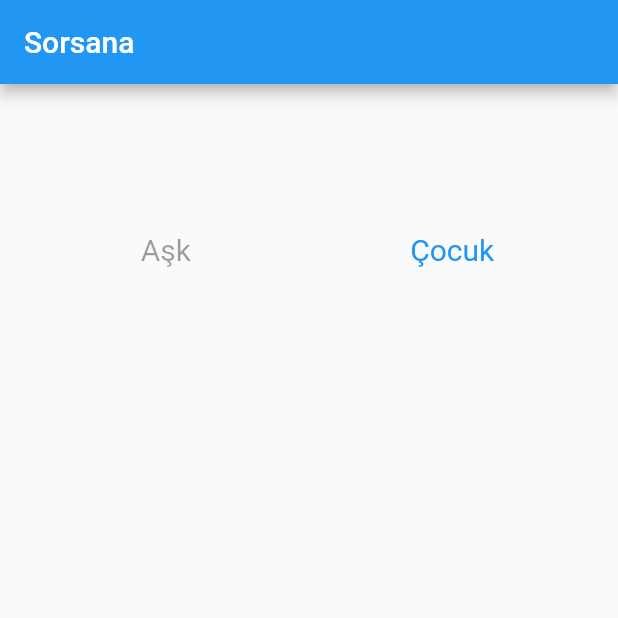
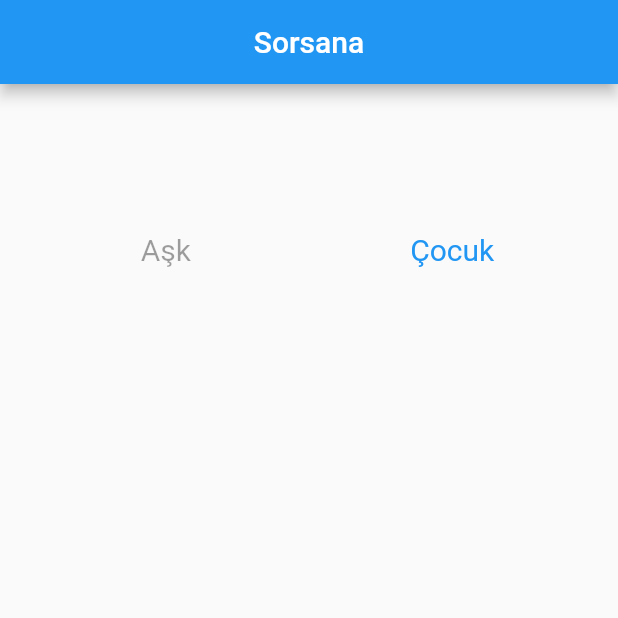
Before and after one commit to frknltrk/questions-app-flutter, a Flutter app: the screen it shows after launch, on a phone screen of 412 x 824 dp, the top half of it. Run offline on Flutter 3.47's test engine with Material 2 defaults, Android fonts, the phone set to English and light mode, and no system bars; missing offline and left inert: swipeable_card.

```diff
--- a/lib/categories.dart
+++ b/lib/categories.dart
@@ -5,7 +5,7 @@ class FirstScreen extends StatelessWidget {
   Widget build(BuildContext context) {
     return Scaffold(
       appBar: AppBar(
-        title: Text("Sorsana"),
+        title: Center( child: Text("Sorsana"),),
 //        backgroundColor: Colors.green,
       ),
       body: GridView.count(
```
Also changed, not shown: 1 other file.
